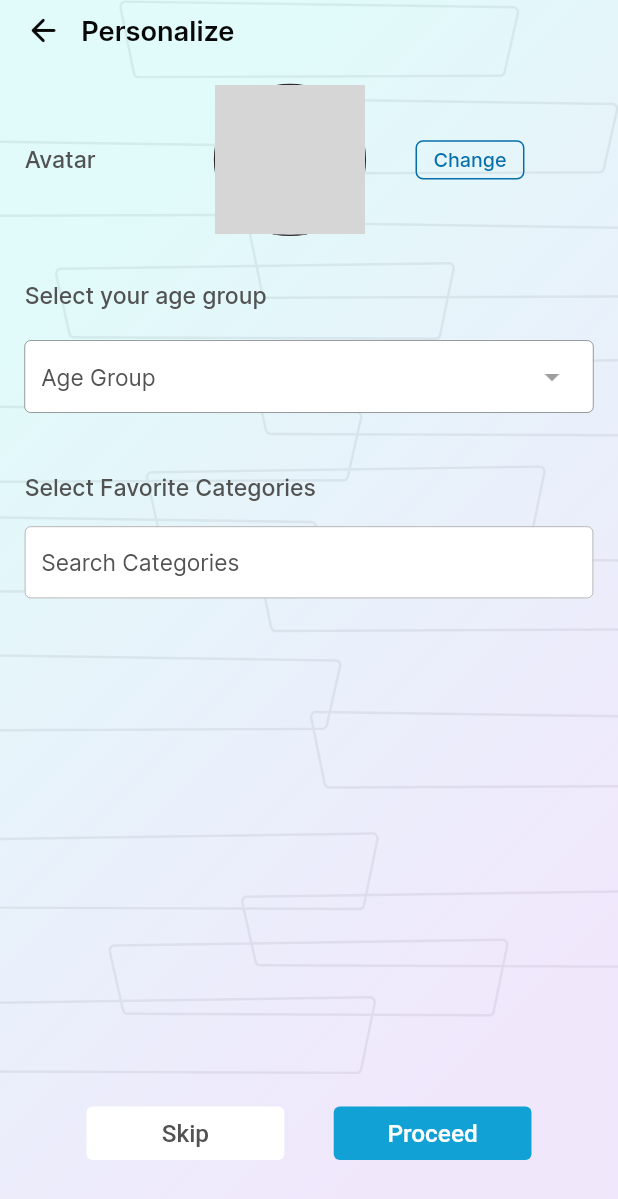
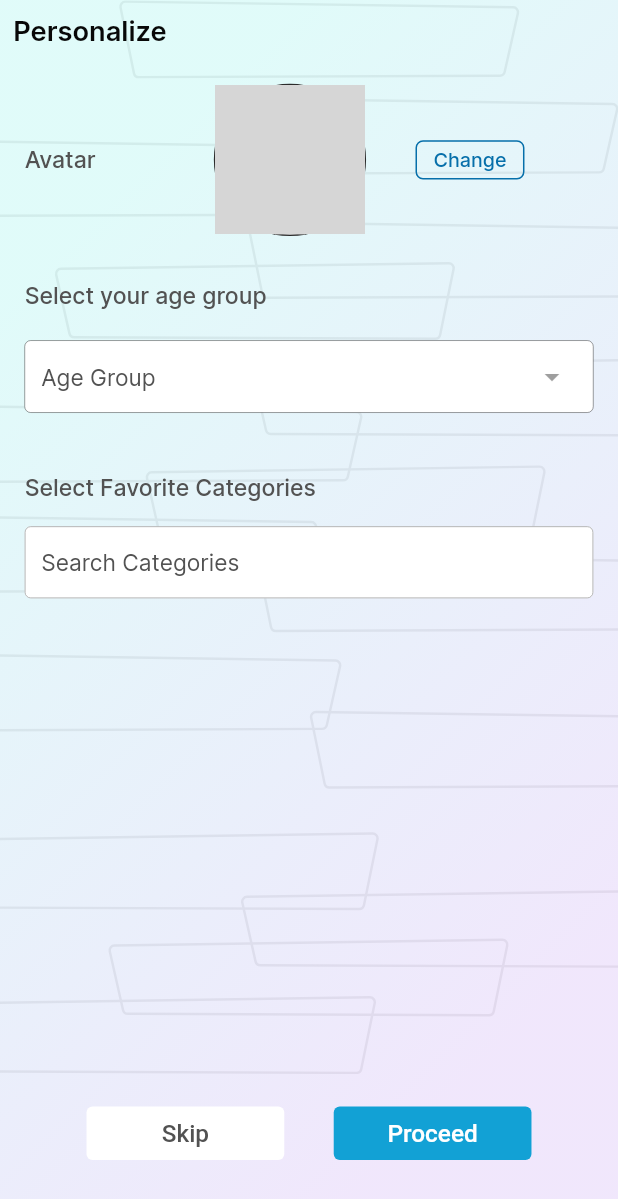
Before and after one commit to lappiahnuamah/Full-Android-Fastlane-Pipeline, a Flutter app: the ChangeDisplayName widget shown alone on an empty page, opened directly with empty values, after a tap on "Skip", on a phone screen of 412 x 824 dp. Shown: the top 1199 px of the screen. Run offline on Flutter 3.47's test engine with Material 3 defaults, Android fonts, the phone set to English and light mode, and no system bars; drawn by our look-alikes of overlay_support; our stand-ins replace connectivity_plus, device_info_plus, dio, equatable, firebase_core, firebase_messaging and 10 more; missing offline and left inert: flame_audio, libphonenumber_plugin; accounts and stored records are empty; network calls fail; project files that could hold a hidden picture were left out; grey boxes are pictures that could not be loaded.

Commit message:
settings update

```diff
--- a/lib/screens/authentication/change_display_name.dart
+++ b/lib/screens/authentication/change_display_name.dart
@@ -45,6 +45,7 @@ class _ChangeDisplayNameState extends State<ChangeDisplayName> {
       canPop: widget.fromSettingsPage,
       child: PageTemplate(
           pageTitle: 'Change Display Name',
+          showBackBtn: widget.fromSettingsPage,
           backgroundGradient: AppGradients.landingGradient,
           child: Padding(
             padding: d.isTablet
--- a/lib/screens/settings/personalization.dart
+++ b/lib/screens/settings/personalization.dart
@@ -62,9 +62,13 @@ class _PersonalizationState extends State<Personalization> {
 
   @override
   Widget build(BuildContext context) {
-    return Stack(children: [
+    return PopScope(
+
+      canPop: widget.fromSettingsPage,
+      child: Stack(children: [
         PageTemplate(
           pageTitle: 'Personalize',
+          showBackBtn: widget.fromSettingsPage,
           child: Padding(
             padding: EdgeInsets.only(
                 top: d.pSH(15), left: d.pSW(15), right: d.pSW(15)),
@@ -292,7 +296,8 @@ class _PersonalizationState extends State<Personalization> {
                 child: appDialog(
                     context: context, loadingMessage: "Saving Changes ..."))
             : const SizedBox()
-    ]);
+      ]),
+    );
   }
 
   saveChanges() async {
--- a/lib/screens/solo_quest/daily_training/daily_training.dart
+++ b/lib/screens/solo_quest/daily_training/daily_training.dart
@@ -129,7 +129,7 @@ class _DailyTrainingState extends State<DailyTraining> {
                                 duration: Duration(seconds: 1),
                                 curve: Curves.easeInOut,
                                 top: _isExpanded
-                                    ? index * d.pSW(d.isTablet ? 170 : 156)
+                                    ? index * d.pSW(d.isTablet ? 173 : 156)
                                     : _isExpanded
                                         ? index == 0
                                             ? 0
@@ -137,7 +137,7 @@ class _DailyTrainingState extends State<DailyTraining> {
                                         : d.pSW(176),
                                 child: Container(
                                   height:
-                                      d.isTablet ? d.pSW(170) : d.pSH(156.5),
+                                      d.isTablet ? d.pSW(173) : d.pSH(156.5),
                                   width: d.isTablet ? d.pSW(230) : d.pSW(160.2),
                                   margin: EdgeInsets.only(bottom: d.pSW(8)),
                                   child: CategoryCard(
--- a/lib/screens/solo_quest/training_mode/training_mode_game_page.dart
+++ b/lib/screens/solo_quest/training_mode/training_mode_game_page.dart
@@ -234,7 +234,8 @@ class _TrainingModeGamePageState extends State<TrainingModeGamePage>
                                 goBack();
                               },
                               child: SizedBox(
-                                width: d.pSH(40), //TODO:Later
+                                width:
+                                    d.isTablet ? null : d.pSH(40), //TODO:Later
                                 child: Card(
                                   child: Padding(
                                     padding: EdgeInsets.all(
@@ -247,6 +248,7 @@ class _TrainingModeGamePageState extends State<TrainingModeGamePage>
                                         AppColors.borderPrimary,
                                         BlendMode.srcIn,
                                       ),
+                                      fit: BoxFit.cover,
                                     ),
                                   ),
                                 ),
--- a/pubspec.yaml
+++ b/pubspec.yaml
@@ -104,6 +104,7 @@ flutter:
     - assets/icons/bottom_nav/
     - assets/icons/game_keys/
     - assets/icons/buttons/
+    - assets/images/avatars/
 
   # An image asset can refer to one or more resolution-specific "variants", see
   # https://flutter.dev/assets-and-images/#resolution-aware
```
Also changed, not shown: lib/screens/settings/components/settings_tile.dart (+6 -6 lines), assets/images/avatars/default-avatar.svg (added), assets/images/avatars/femaie-2.svg (added), assets/images/avatars/female-1.svg (added), assets/images/avatars/female-3.svg (added), assets/images/avatars/female-4.svg (added), assets/images/avatars/male-1.svg (added), assets/images/avatars/male-2.svg (added), assets/images/avatars/male-3.svg (added), assets/images/avatars/male-4.svg (added). Lines whose indentation alone changed are shown as unchanged.
